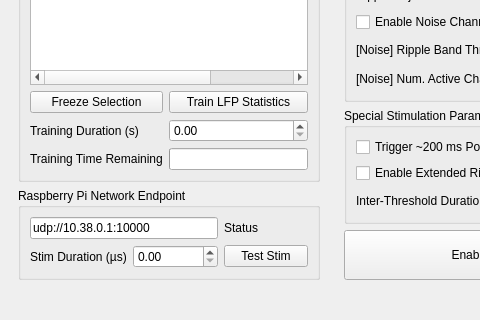
This is src/mainwindow.ui in ckemere/TrodesRippleDisruptionModule as Qt 5 draws it before an edit; both pictures show x 0 to 480 and y 295 to 615 of the 677 by 615 pixel window. The edited form follows.
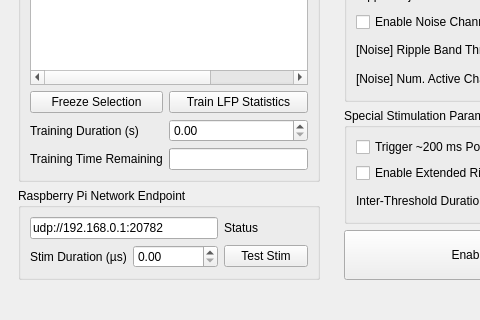
This is the edited form.

Commit message: Updated comments and returned to ripple detection variant of code. Still needs control stimulation. Still needs to have UI pass the Pi stim interface data over to the real-time thread.

```diff
--- a/src/mainwindow.ui
+++ b/src/mainwindow.ui
@@ -118,7 +118,7 @@
              </sizepolicy>
             </property>
             <property name="text">
-             <string>udp://10.38.0.1:10000</string>
+             <string>udp://192.168.0.1:20782</string>
             </property>
            </widget>
           </item>
```
The commit also changes 2 other files.
